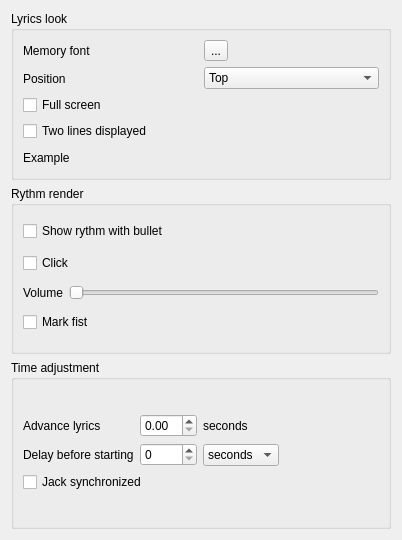
Before: the Qt Designer form chordv/src/formmemoryinfo.ui in jpcima/chordv, drawn with Qt 5.
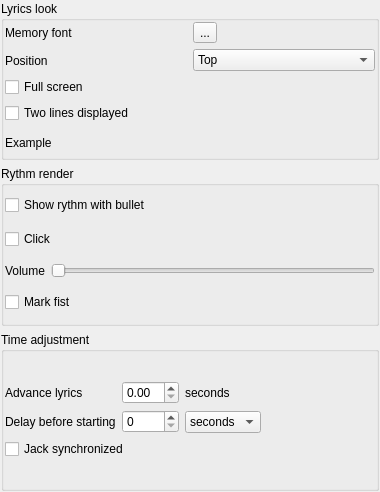
After: the same form once the commit is applied. Icons and pictures are not drawn. Custom widgets are drawn as their Qt base class.

Commit message: agencement compact de l'interface (2)

Diff of the .ui file:
```diff
--- a/chordv/src/formmemoryinfo.ui
+++ b/chordv/src/formmemoryinfo.ui
@@ -6,14 +6,26 @@
    <rect>
     <x>0</x>
     <y>0</y>
-    <width>402</width>
-    <height>540</height>
+    <width>380</width>
+    <height>492</height>
    </rect>
   </property>
   <property name="windowTitle">
    <string>Form</string>
   </property>
   <layout class="QHBoxLayout" name="horizontalLayout">
+   <property name="leftMargin">
+    <number>1</number>
+   </property>
+   <property name="topMargin">
+    <number>1</number>
+   </property>
+   <property name="rightMargin">
+    <number>1</number>
+   </property>
+   <property name="bottomMargin">
+    <number>1</number>
+   </property>
    <item>
     <layout class="QVBoxLayout" name="verticalLayout">
      <item>
@@ -22,6 +34,18 @@
         <string>Lyrics look</string>
        </property>
        <layout class="QHBoxLayout" name="horizontalLayout_3">
+        <property name="leftMargin">
+         <number>1</number>
+        </property>
+        <property name="topMargin">
+         <number>1</number>
+        </property>
+        <property name="rightMargin">
+         <number>1</number>
+        </property>
+        <property name="bottomMargin">
+         <number>1</number>
+        </property>
         <item>
          <layout class="QVBoxLayout" name="verticalLayout_4">
           <item>
@@ -126,6 +150,18 @@
         <string>Rythm render</string>
        </property>
        <layout class="QHBoxLayout" name="horizontalLayout_6">
+        <property name="leftMargin">
+         <number>1</number>
+        </property>
+        <property name="topMargin">
+         <number>1</number>
+        </property>
+        <property name="rightMargin">
+         <number>1</number>
+        </property>
+        <property name="bottomMargin">
+         <number>1</number>
+        </property>
         <item>
          <layout class="QVBoxLayout" name="verticalLayout_6">
           <item>
@@ -196,6 +232,18 @@
         <string>Time adjustment</string>
        </property>
        <layout class="QVBoxLayout" name="verticalLayout_10">
+        <property name="leftMargin">
+         <number>1</number>
+        </property>
+        <property name="topMargin">
+         <number>1</number>
+        </property>
+        <property name="rightMargin">
+         <number>1</number>
+        </property>
+        <property name="bottomMargin">
+         <number>1</number>
+        </property>
         <item>
          <layout class="QHBoxLayout" name="horizontalLayout_8">
           <item>
```
The commit also changes 2 other files.
